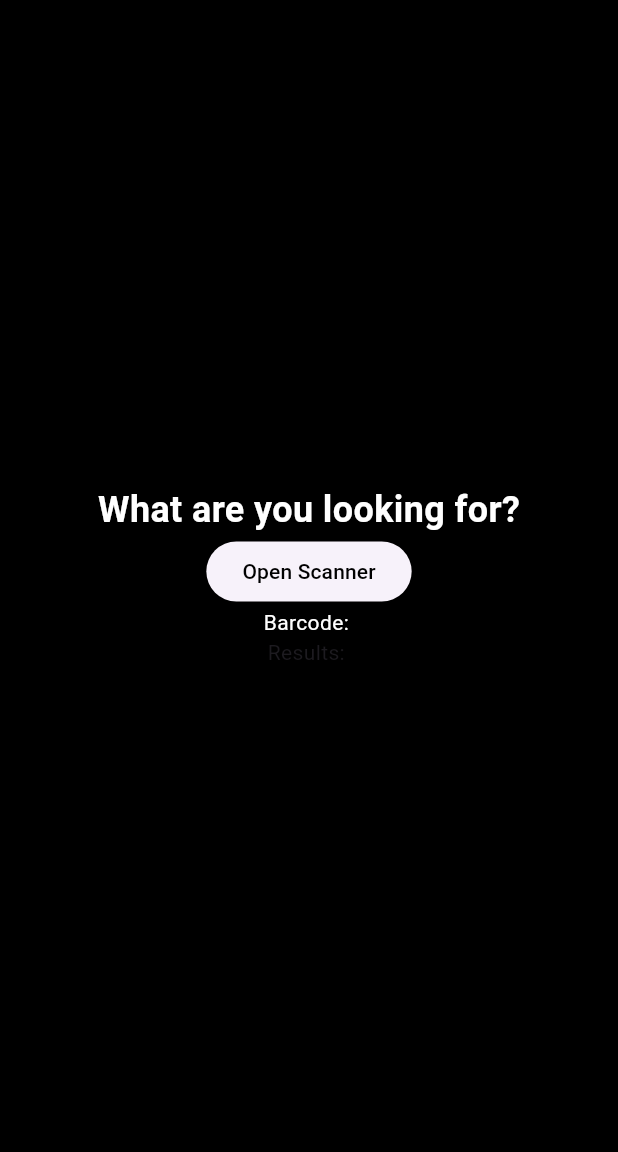
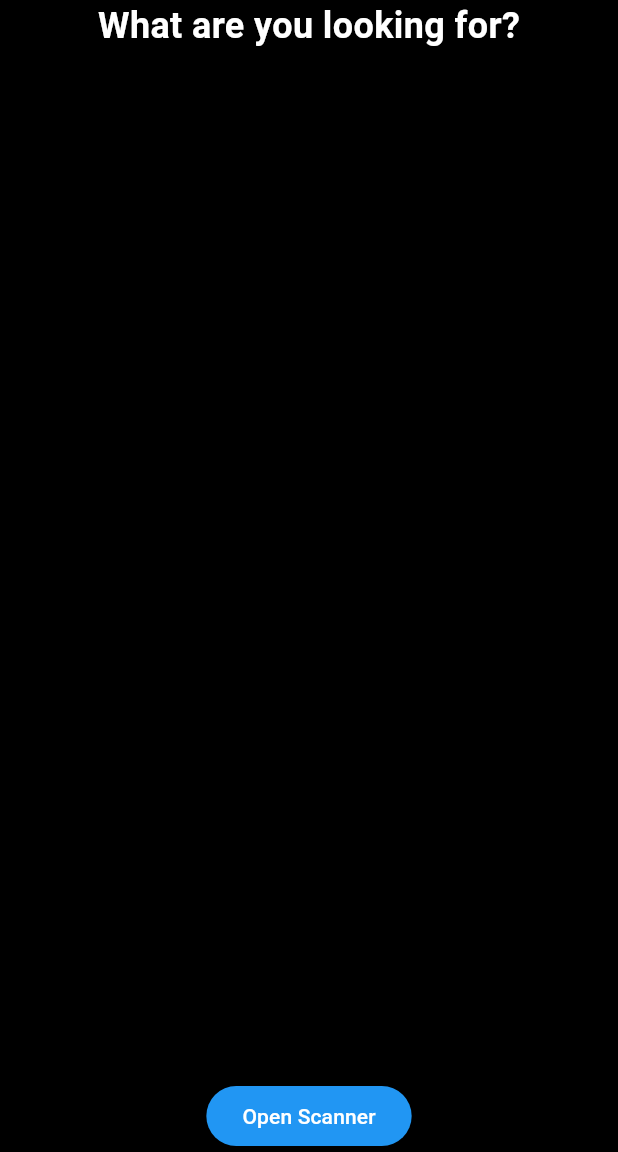
Before and after one commit to DylanBozarth/whats-in-my-food, a Flutter app: the screen it shows after launch, on a phone screen of 412 x 824 dp, the part 84-1236 px from its top. Run offline on Flutter 3.47's test engine with Material 3 defaults, Android fonts, the phone set to English and light mode, and no system bars; missing offline and left inert: simple_barcode_scanner; Roboto replaces fonts that are missing (Arial).

Commit message:
basic layout

```diff
--- a/lib/api.dart
+++ b/lib/api.dart
@@ -39,7 +39,7 @@ makeGetRequest(barcode) async {
   }
 }
 void findThingsInIngredients() {
-  bool containsCornSyrup = ingredientResults.any((item) => item['text'].toLowerCase().contains('corn syrup'));
+  bool containsCornSyrup = ingredientResults.any((item) => item['text'].toLowerCase().contains());
   if (containsCornSyrup) {
     print('The data contains "Corn syrup".');
   } else {
--- a/lib/main.dart
+++ b/lib/main.dart
@@ -1,4 +1,3 @@
-
 import 'package:flutter/material.dart';
 import 'package:simple_barcode_scanner/simple_barcode_scanner.dart';
 import 'package:whatsinmyfood/api.dart';
@@ -33,6 +32,7 @@ class HomePage extends StatefulWidget {
 class _HomePageState extends State<HomePage> {
   String barCodeScanResult = '';
   List<String> lookingForThings = [];
+
   @override
   Widget build(BuildContext context) {
     return Scaffold(
@@ -43,34 +43,40 @@ class _HomePageState extends State<HomePage> {
             color: Colors.white,
             fontStyle: FontStyle.italic,
             fontWeight: FontWeight.bold,
-              fontFamily: 'Arial'),
+            fontFamily: 'Arial',
+          ),
         ),
         centerTitle: true,
         backgroundColor: Colors.deepOrangeAccent,
       ),
       backgroundColor: Colors.black,
-      body: Center(
-        child: Column(
+      body: Column(
+        mainAxisAlignment: MainAxisAlignment.spaceBetween,
+        children: [
+          const Column(
             mainAxisSize: MainAxisSize.min,
             children: [
-            const Center(
-              child: Text(
+              Text(
                 'What are you looking for?',
                 style: TextStyle(
                   color: Colors.white,
                   fontSize: 24,
                   fontWeight: FontWeight.bold,
-                    fontFamily: 'Arial'),
+                  fontFamily: 'Arial',
                 ),
               ),
-            // ElevatedButton(onPressed: makeGetRequest('barCodeScanResult'), child: const Text('TEST REQUEST')),
-            ElevatedButton(
+              // Add other widgets as needed
+            ],
+          ),
+          Center (
+            child: ElevatedButton(
               onPressed: () async {
                 var res = await Navigator.push(
                   context,
                   MaterialPageRoute(
                     builder: (context) => const SimpleBarcodeScannerPage(),
-                    ));
+                  ),
+                );
                 setState(() {
                   if (res is String) {
                     barCodeScanResult = res;
@@ -78,20 +84,17 @@ class _HomePageState extends State<HomePage> {
                   makeGetRequest(barCodeScanResult);
                 });
               },
+              style: ElevatedButton.styleFrom(
+                backgroundColor: Colors.blue,
+                foregroundColor: Colors.white,
+              ),
               child: const Text(
                 'Open Scanner',
-                style: TextStyle(color: Colors.black),
+                style: TextStyle(color: Colors.white),
               ),
             ),
-            Text(
-              'Barcode: $barCodeScanResult',
-              style: const TextStyle(color: Colors.white),
-            ),
-            const Text(
-              'Results: '
           ),
         ],
-        ),
       ),
     );
   }
```
Also changed, not shown: lib/food_lists.dart (line endings or trailing spaces). Lines whose indentation alone changed are shown as unchanged.
